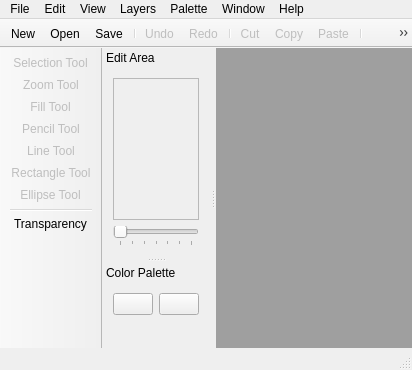
Before: the Qt Designer form screens/main_window.ui in LeoBusta/PixelBooster, drawn with Qt 5.
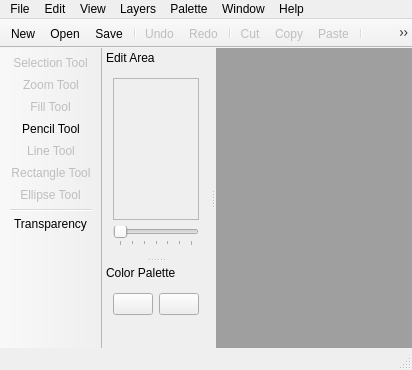
After: the same form once the commit is applied. Icons and pictures are not drawn. Custom widgets are drawn as their Qt base class.

```diff
--- a/screens/main_window.ui
+++ b/screens/main_window.ui
@@ -827,7 +827,7 @@
   </action>
   <action name="actionPencil_Tool">
    <property name="enabled">
-    <bool>false</bool>
+    <bool>true</bool>
    </property>
    <property name="icon">
     <iconset resource="../resources/icons/icons.qrc">
```
Left out of the diff: 3 changed lines with no effect on the pictures.
